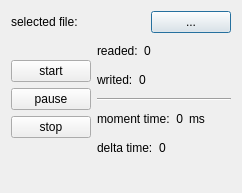
Qt form dialog.ui (name4ef/data2base) before a commit.
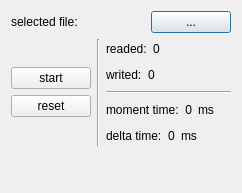
The same form after that commit.

```diff
--- a/dialog.ui
+++ b/dialog.ui
@@ -91,17 +91,10 @@
          </property>
         </widget>
        </item>
-       <item>
-        <widget class="QPushButton" name="pauseButton">
-         <property name="text">
-          <string>pause</string>
-         </property>
-        </widget>
-       </item>
        <item>
         <widget class="QPushButton" name="stopButton">
          <property name="text">
-          <string>stop</string>
+          <string>reset</string>
          </property>
         </widget>
        </item>
@@ -120,6 +113,13 @@
        </item>
       </layout>
      </item>
+     <item>
+      <widget class="Line" name="line_2">
+       <property name="orientation">
+        <enum>Qt::Vertical</enum>
+       </property>
+      </widget>
+     </item>
      <item>
       <layout class="QVBoxLayout" name="values">
        <item>
@@ -248,6 +248,13 @@
            </property>
           </widget>
          </item>
+         <item>
+          <widget class="QLabel" name="label_2">
+           <property name="text">
+            <string>ms</string>
+           </property>
+          </widget>
+         </item>
          <item>
           <spacer name="horizontalSpacer_4">
            <property name="orientation">
```
Left out of the diff: 2 changed lines with no effect on the pictures.
